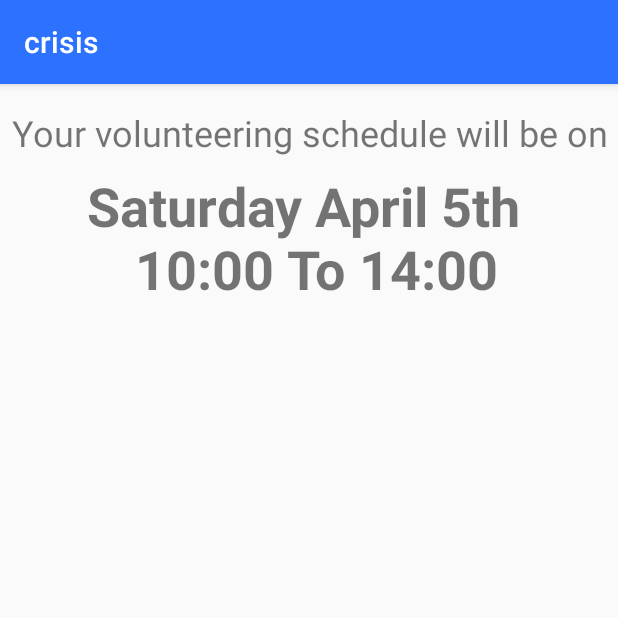
After one commit to medalida/crisis_app, an Android app: the fragment scheduleFragment shown on its own in the app's theme, on a phone screen of 412 x 824 dp, the top half of it. The commit adds this screen. Run offline under Robolectric (Android 15) with nearby library versions, the phone set to English and light mode, and no system bars.

Commit message:
adding volunteers main home

```diff
--- a/app/src/main/java/com/example/crisis/login.java
+++ b/app/src/main/java/com/example/crisis/login.java
@@ -5,6 +5,8 @@ import androidx.appcompat.app.AppCompatActivity;
 import android.content.Intent;
 import android.os.Bundle;
 import android.view.View;
+
+import com.example.crisis.ui.login.regester;
 
 public class login extends AppCompatActivity {
 
@@ -15,7 +17,7 @@ public class login extends AppCompatActivity {
 
     }
     public void singup(View v){
-        startActivity(new Intent(getApplicationContext(),regester.class));
+        startActivity(new Intent(getApplicationContext(), regester.class));
 
     }
     public void login(View v){
--- /dev/null
+++ b/app/src/main/java/com/example/crisis/scheduleFragment.java
@@ -0,0 +1,64 @@
+package com.example.crisis;
+
+import android.os.Bundle;
+
+import androidx.fragment.app.Fragment;
+
+import android.view.LayoutInflater;
+import android.view.View;
+import android.view.ViewGroup;
+
+
+/**
+ * A simple {@link Fragment} subclass.
+ * Use the {@link scheduleFragment#newInstance} factory method to
+ * create an instance of this fragment.
+ */
+public class scheduleFragment extends Fragment {
+    // TODO: Rename parameter arguments, choose names that match
+    // the fragment initialization parameters, e.g. ARG_ITEM_NUMBER
+    private static final String ARG_PARAM1 = "param1";
+    private static final String ARG_PARAM2 = "param2";
+
+    // TODO: Rename and change types of parameters
+    private String mParam1;
+    private String mParam2;
+
+    public scheduleFragment() {
+        // Required empty public constructor
+    }
+
+    /**
+     * Use this factory method to create a new instance of
+     * this fragment using the provided parameters.
+     *
+     * @param param1 Parameter 1.
+     * @param param2 Parameter 2.
+     * @return A new instance of fragment scheduleFragment.
+     */
+    // TODO: Rename and change types and number of parameters
+    public static scheduleFragment newInstance(String param1, String param2) {
+        scheduleFragment fragment = new scheduleFragment();
+        Bundle args = new Bundle();
+        args.putString(ARG_PARAM1, param1);
+        args.putString(ARG_PARAM2, param2);
+        fragment.setArguments(args);
+        return fragment;
+    }
+
+    @Override
+    public void onCreate(Bundle savedInstanceState) {
+        super.onCreate(savedInstanceState);
+        if (getArguments() != null) {
+            mParam1 = getArguments().getString(ARG_PARAM1);
+            mParam2 = getArguments().getString(ARG_PARAM2);
+        }
+    }
+
+    @Override
+    public View onCreateView(LayoutInflater inflater, ViewGroup container,
+                             Bundle savedInstanceState) {
+        // Inflate the layout for this fragment
+        return inflater.inflate(R.layout.fragment_schedule, container, false);
+    }
+}
--- a/app/src/main/res/layout/fragment_home.xml
+++ b/app/src/main/res/layout/fragment_home.xml
@@ -20,7 +20,8 @@
                 android:id="@+id/imageView2"
                 android:layout_width="match_parent"
                 android:layout_height="400dp"
-                app:srcCompat="@drawable/side_nav_bar" />
+                app:srcCompat="@drawable/home"
+                android:scaleType="center"/>
 
             <TextView
                 android:id="@+id/textView2"
--- /dev/null
+++ b/app/src/main/res/layout/fragment_schedule.xml
@@ -0,0 +1,32 @@
+<?xml version="1.0" encoding="utf-8"?>
+<LinearLayout xmlns:android="http://schemas.android.com/apk/res/android"
+    xmlns:tools="http://schemas.android.com/tools"
+    android:layout_width="match_parent"
+    android:layout_height="match_parent"
+    tools:context=".scheduleFragment"
+    android:orientation="vertical">
+
+    <!-- TODO: Update blank fragment layout -->
+    <TextView
+        android:layout_width="match_parent"
+        android:layout_height="wrap_content"
+        android:textSize="24dp"
+        android:textAlignment="center"
+        android:paddingTop="16dp"
+        android:text="Your volunteering schedule will be on" />
+
+    <TextView
+        android:layout_width="match_parent"
+        android:layout_height="wrap_content"
+        android:textSize="36dp"
+        android:textAlignment="center"
+        android:textStyle="bold"
+        android:text="Saturday April 5th \n 10:00 To 14:00"
+        android:paddingTop="8dp"/>
+
+
+
+
+
+
+</LinearLayout>
--- a/app/src/main/res/values/strings.xml
+++ b/app/src/main/res/values/strings.xml
@@ -28,4 +28,6 @@
     <string name="invalid_username">Not a valid username</string>
     <string name="invalid_password">Password must be >5 characters</string>
     <string name="login_failed">"Login failed"</string>
+    <string name="volunteer_name"></string>
+    <string name="schedule_message">we\'ve got you Your schedules For</string>
 </resources>
```
Also changed, not shown: app/src/main/AndroidManifest.xml (+9 -2 lines), app/src/main/java/com/example/crisis/Schedule.java (added, +14 -0 lines), app/src/main/java/com/example/crisis/homevolunteer.java (added, +14 -0 lines), app/src/main/java/com/example/crisis/ui/login/regester.java (renamed from app/src/main/java/com/example/crisis/regester.java, +5 -2 lines), app/src/main/res/layout/activity_homevolunteer.xml (added, +57 -0 lines), app/src/main/res/layout/activity_login.xml (+20 -13 lines), app/src/main/res/layout/activity_regester.xml (+20 -18 lines), app/src/main/res/layout/activity_schedule.xml (added, +24 -0 lines), app/src/main/res/drawable/home.png (added), app/src/main/res/drawable/logo.png (added).
